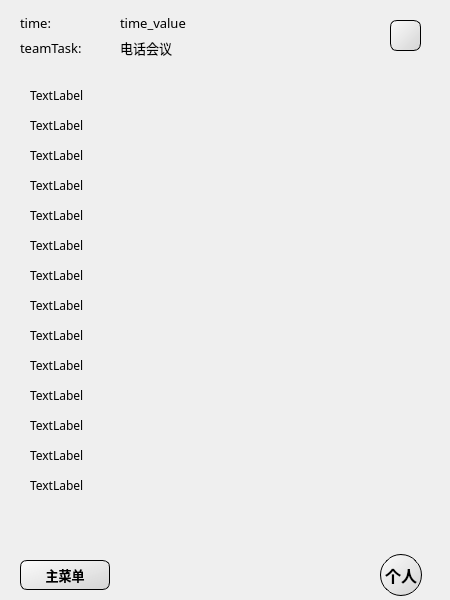
Above: OutTime/desktop.ui from agilelike/OurTime before the change. Below: the same form after it.
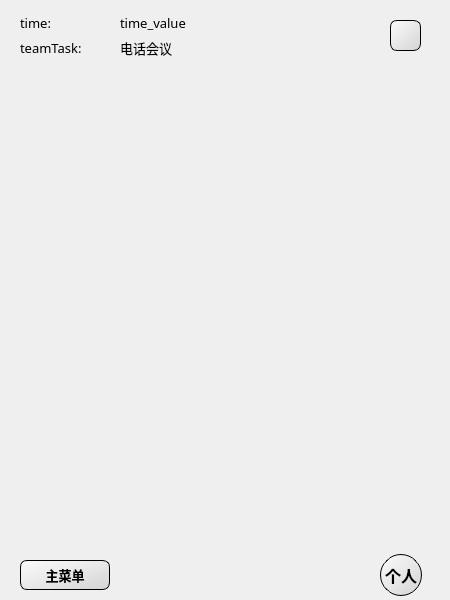
That is the form after the change. Icons and pictures are not drawn.

Patch:
```diff
--- a/OutTime/desktop.ui
+++ b/OutTime/desktop.ui
@@ -239,7 +239,7 @@
     </font>
    </property>
    <property name="text">
-    <string>TextLabel</string>
+    <string/>
    </property>
   </widget>
   <widget class="QLabel" name="label_2">
@@ -257,7 +257,7 @@
     </font>
    </property>
    <property name="text">
-    <string>TextLabel</string>
+    <string/>
    </property>
   </widget>
   <widget class="QLabel" name="label_3">
@@ -275,7 +275,7 @@
     </font>
    </property>
    <property name="text">
-    <string>TextLabel</string>
+    <string/>
    </property>
   </widget>
   <widget class="QLabel" name="label_4">
@@ -293,7 +293,7 @@
     </font>
    </property>
    <property name="text">
-    <string>TextLabel</string>
+    <string/>
    </property>
   </widget>
   <widget class="QLabel" name="label_5">
@@ -311,7 +311,7 @@
     </font>
    </property>
    <property name="text">
-    <string>TextLabel</string>
+    <string/>
    </property>
   </widget>
   <widget class="QLabel" name="label_6">
@@ -329,7 +329,7 @@
     </font>
    </property>
    <property name="text">
-    <string>TextLabel</string>
+    <string/>
    </property>
   </widget>
   <widget class="QLabel" name="label_7">
@@ -347,7 +347,7 @@
     </font>
    </property>
    <property name="text">
-    <string>TextLabel</string>
+    <string/>
    </property>
   </widget>
   <widget class="QLabel" name="label_8">
@@ -365,7 +365,7 @@
     </font>
    </property>
    <property name="text">
-    <string>TextLabel</string>
+    <string/>
    </property>
   </widget>
   <widget class="QLabel" name="label_9">
@@ -383,7 +383,7 @@
     </font>
    </property>
    <property name="text">
-    <string>TextLabel</string>
+    <string/>
    </property>
   </widget>
   <widget class="QLabel" name="label_10">
@@ -401,7 +401,7 @@
     </font>
    </property>
    <property name="text">
-    <string>TextLabel</string>
+    <string/>
    </property>
   </widget>
   <widget class="QLabel" name="label_11">
@@ -419,7 +419,7 @@
     </font>
    </property>
    <property name="text">
-    <string>TextLabel</string>
+    <string/>
    </property>
   </widget>
   <widget class="QLabel" name="label_12">
@@ -437,7 +437,7 @@
     </font>
    </property>
    <property name="text">
-    <string>TextLabel</string>
+    <string/>
    </property>
   </widget>
   <widget class="QLabel" name="label_13">
@@ -455,7 +455,7 @@
     </font>
    </property>
    <property name="text">
-    <string>TextLabel</string>
+    <string/>
    </property>
   </widget>
   <widget class="QLabel" name="label_14">
@@ -473,7 +473,7 @@
     </font>
    </property>
    <property name="text">
-    <string>TextLabel</string>
+    <string/>
    </property>
   </widget>
  </widget>
```
